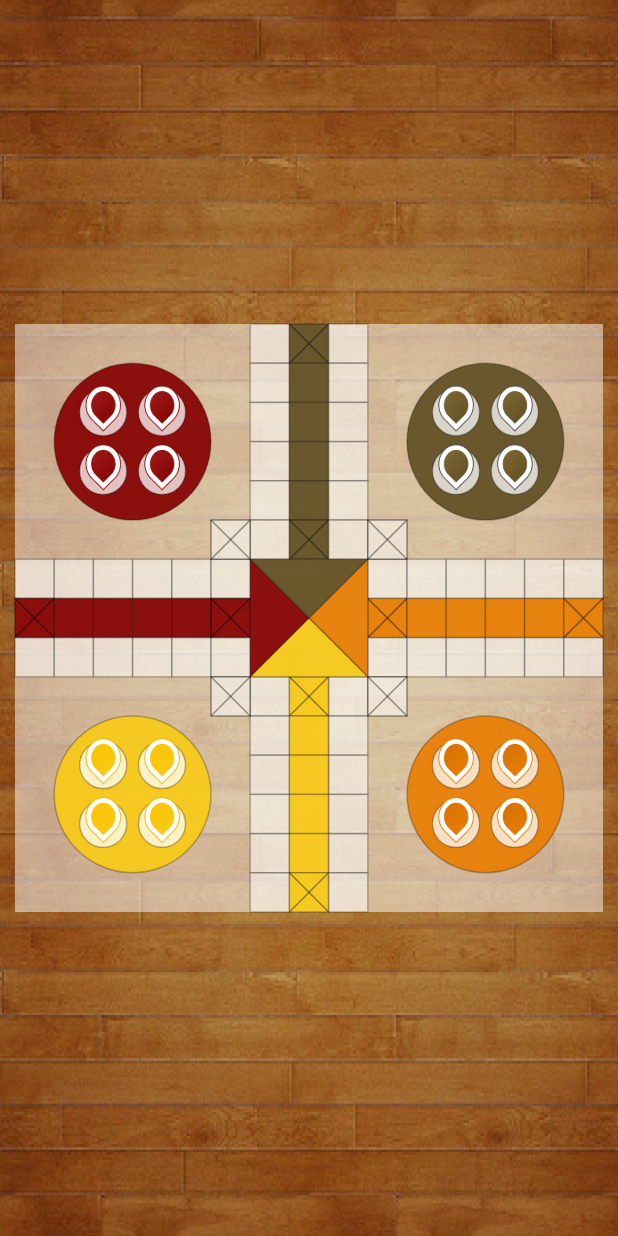
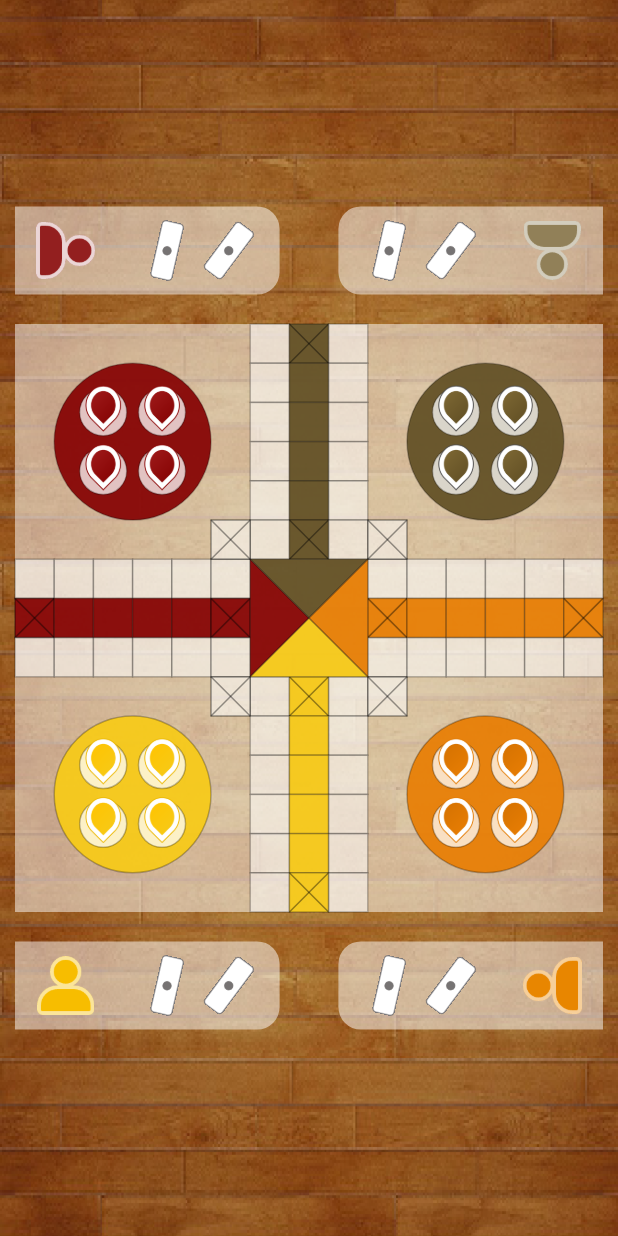
Before and after one commit to coder-selvarajan/thayam_flutter, a Flutter app: the screen it shows after launch, on a phone screen of 412 x 824 dp. Run offline on Flutter 3.47's test engine with Material 2 defaults, Android fonts, the phone set to English and light mode, and no system bars.

Commit message:
Setting up stage for all players and adding dices and rolling functionality

```diff
--- /dev/null
+++ b/lib/common.dart
@@ -0,0 +1,44 @@
+import 'tracks.dart';
+import 'constants.dart';
+
+class Common {
+  Tracks tracks = Tracks();
+
+  void initBoardSizes(double screenWidth, double screenHeight) {
+    if (screenWidth > screenHeight) {
+      bWidth = screenHeight - (screenHeight * 0.4);
+      bHeight = bWidth;
+    } else {
+      bWidth = screenWidth - 20;
+      bHeight = bWidth;
+    }
+
+    boardOffsetLeft = (screenWidth - bWidth) / 2;
+    boardOffsetTop = (screenHeight - bHeight) / 2;
+    bSquareWidth = bWidth / 15;
+
+    pawnWidth = bSquareWidth * 1.2;
+    pawnOffsetLeft = bSquareWidth * 0.1;
+    pawnOffsetTop = bSquareWidth * 0.3;
+
+    playerStageWidth = bWidth * 0.45;
+    playerStageHeight = bWidth * 0.15;
+    playerStageGap = bWidth * 0.05;
+
+    diceWidth = bSquareWidth * 1.5;
+    diceHeight = bSquareWidth;
+
+    initTracks();
+  }
+
+  Tracks initTracks() {
+    tracks.initializeTracks();
+
+    trackLeft = tracks.getLeftTrack(4);
+    trackTop = tracks.getTopTrack(4);
+    trackRight = tracks.getRightTrack(4);
+    trackBottom = tracks.getBottomTrack(1);
+
+    return tracks;
+  }
+}
--- a/lib/constants.dart
+++ b/lib/constants.dart
@@ -11,6 +11,13 @@ double pawnOffsetTop = 0.0;
 
 double boardOffsetLeft = 0;
 double boardOffsetTop = 0;
+
+double playerStageWidth = 0;
+double playerStageHeight = 0;
+double playerStageGap = 0;
+
+double diceWidth = 0;
+double diceHeight = 0;
 
 List<Spot> trackLeft = [];
 List<Spot> trackTop = [];
--- a/lib/screens/game.dart
+++ b/lib/screens/game.dart
@@ -1,14 +1,11 @@
 import 'package:ThayamGame/tracks.dart';
+import 'package:ThayamGame/widgets/playerArea.dart';
 import 'package:flutter/material.dart';
-import 'dart:ui' as ui;
-import 'package:flutter/services.dart' show rootBundle;
-import 'package:flutter/painting.dart' show decodeImageFromList;
+import '../common.dart';
 import '../constants.dart';
 import '../widgets/board.dart';
-import '../widgets/pawnPainter.dart';
-import '../widgets/pawns.dart';
+import '../widgets/pawnSet.dart';
 import '../tracks.dart';
-import '../widgets/pawn.dart';
 
 class Game extends StatefulWidget {
   @override
@@ -23,46 +20,14 @@ class _GameState extends State<Game> {
     super.initState();
   }
 
-  void initTracks() {
-    tracks.initializeTracks();
-
-    trackLeft = tracks.getLeftTrack(4);
-    trackTop = tracks.getTopTrack(4);
-    trackRight = tracks.getRightTrack(4);
-    trackBottom = tracks.getBottomTrack(1);
-  }
-
-  Size getBoardSize(BuildContext context) {
-    return Size(10, 10);
-  }
-
-  void initBoardSizes(double screenWidth, double screenHeight) {
-    if (screenWidth > screenHeight) {
-      bWidth = screenHeight - (screenHeight * 0.25);
-      bHeight = bWidth;
-    } else {
-      bWidth = screenWidth - 20;
-      bHeight = bWidth;
-    }
-
-    boardOffsetLeft = (screenWidth - bWidth) / 2;
-    boardOffsetTop = (screenHeight - bHeight) / 2;
-    bSquareWidth = bWidth / 15;
-
-    pawnWidth = bSquareWidth * 1.2;
-    pawnOffsetLeft = bSquareWidth * 0.1;
-    pawnOffsetTop = bSquareWidth * 0.3;
-
-    initTracks();
-  }
-
   // This widget is the root of your application.
   @override
   Widget build(BuildContext context) {
-    initBoardSizes(
+    Common().initBoardSizes(
       MediaQuery.of(context).size.width,
       MediaQuery.of(context).size.height,
     );
+    tracks = Common().initTracks();
 
     print('Game build called');
 
@@ -81,13 +46,13 @@ class _GameState extends State<Game> {
           height: double.infinity,
           child: Stack(
             alignment: Alignment.topLeft,
-//            overflow: Overflow.visible,
+            overflow: Overflow.visible,
             children: <Widget>[
               CustomPaint(
-                //size: getBoardSize(context),
                 painter: Board(),
               ),
-              Pawns(),
+              PawnSet(),
+              PlayerArea(),
             ],
           ),
         ),
--- /dev/null
+++ b/lib/widgets/dice.dart
@@ -0,0 +1,60 @@
+import 'package:flutter/material.dart';
+import 'dart:math';
+import '../constants.dart';
+
+class Dice extends StatefulWidget {
+  @override
+  _DiceState createState() => _DiceState();
+}
+
+class _DiceState extends State<Dice> {
+  int diceOneIndex = 1;
+  int diceTwoIndex = 1;
+  double diceOneAngle = 0.28;
+  double diceTwoAngle = 0.27;
+
+  diceClick() {
+    setState(() {
+      rollTheDice();
+    });
+  }
+
+  void rollTheDice() {
+    diceOneIndex = Random().nextInt(4);
+    diceTwoIndex = Random().nextInt(4);
+    diceOneAngle = (Random().nextInt(99) + 1) / 100;
+    diceTwoAngle = (Random().nextInt(99) + 1) / 100;
+  }
+
+  @override
+  Widget build(BuildContext context) {
+//    rollTheDice();
+
+    return GestureDetector(
+      onTap: diceClick,
+      child: Row(
+        children: [
+          Transform.rotate(
+            angle: pi / diceOneAngle,
+            child: Container(
+              width: diceWidth,
+              height: diceHeight,
+              child: Image.asset('assets/images/dice$diceOneIndex.png'),
+            ),
+          ),
+          SizedBox(
+            width: 2,
+          ),
+          Transform.rotate(
+            angle: pi / diceTwoAngle,
+            child: Container(
+              width: diceWidth,
+              height: diceHeight,
+              child: Image.asset('assets/images/dice$diceTwoIndex.png'),
+            ),
+          ),
+        ],
+      ),
+    );
+  }
+}
--- a/lib/widgets/pawns.dart
+++ b/lib/widgets/pawnSet.dart
@@ -8,12 +8,12 @@ import '../constants.dart';
 import 'pawnPainter.dart';
 import 'dart:ui' as ui;
 
-class Pawns extends StatefulWidget {
+class PawnSet extends StatefulWidget {
   @override
-  _PawnsState createState() => _PawnsState();
+  _PawnSetState createState() => _PawnSetState();
 }
 
-class _PawnsState extends State<Pawns> with TickerProviderStateMixin {
+class _PawnSetState extends State<PawnSet> with TickerProviderStateMixin {
   Tracks tracks = Tracks();
 
   @override
--- /dev/null
+++ b/lib/widgets/playerArea.dart
@@ -0,0 +1,45 @@
+import 'package:flutter/material.dart';
+import 'playerBox.dart';
+import '../constants.dart';
+
+class PlayerArea extends StatelessWidget {
+  @override
+  Widget build(BuildContext context) {
+    return Stack(
+      children: [
+        Positioned(
+          left: boardOffsetLeft,
+          top: boardOffsetTop - playerStageHeight - playerStageGap,
+          child: PlayerBox(
+            stageSide: 'left',
+            playerImage: 'player-maroon',
+          ),
+        ),
+        Positioned(
+          left: boardOffsetLeft,
+          top: boardOffsetTop + bHeight + playerStageGap,
+          child: PlayerBox(
+            stageSide: 'left',
+            playerImage: 'player-yellow',
+          ),
+        ),
+        Positioned(
+          left: boardOffsetLeft + bWidth - playerStageWidth,
+          top: boardOffsetTop - playerStageHeight - playerStageGap,
+          child: PlayerBox(
+            stageSide: 'right',
+            playerImage: 'player-dark',
+          ),
+        ),
+        Positioned(
+          left: boardOffsetLeft + bWidth - playerStageWidth,
+          top: boardOffsetTop + bHeight + playerStageGap,
+          child: PlayerBox(
+            stageSide: 'right',
+            playerImage: 'player-orange',
+          ),
+        ),
+      ],
+    );
+  }
+}
--- /dev/null
+++ b/lib/widgets/playerBox.dart
@@ -0,0 +1,80 @@
+import 'package:ThayamGame/constants.dart';
+import 'package:flutter/material.dart';
+
+import 'dice.dart';
+
+class PlayerBox extends StatefulWidget {
+  PlayerBox({Key key, this.stageSide, this.playerImage}) : super(key: key);
+
+  final String stageSide;
+  final String playerImage;
+  @override
+  _PlayerBoxState createState() => _PlayerBoxState();
+}
+
+class _PlayerBoxState extends State<PlayerBox> {
+  @override
+  Widget build(BuildContext context) {
+    if (widget.stageSide == 'left') {
+      return Container(
+        width: playerStageWidth,
+        height: playerStageHeight,
+        decoration: BoxDecoration(
+          color: Colors.white.withOpacity(0.5),
+          borderRadius: BorderRadius.only(
+            topRight: Radius.circular(15.0),
+            bottomRight: Radius.circular(15.0),
+          ),
+        ),
+        child: Row(
+          mainAxisAlignment: MainAxisAlignment.spaceAround,
+          children: [
+            PlayerIcon(
+              playerIconName: widget.playerImage,
+            ),
+            Dice(),
+          ],
+        ),
+      );
+    } else {
+      //right
+      return Container(
+        width: playerStageWidth,
+        height: playerStageHeight,
+        decoration: BoxDecoration(
+          color: Colors.white.withOpacity(0.5),
+          borderRadius: BorderRadius.only(
+            topLeft: Radius.circular(15.0),
+            bottomLeft: Radius.circular(15.0),
+          ),
+        ),
+        child: Row(
+          mainAxisAlignment: MainAxisAlignment.spaceAround,
+          children: [
+            Dice(),
+            PlayerIcon(
+              playerIconName: widget.playerImage,
+            ),
+          ],
+        ),
+      );
+    }
+  }
+}
+
+class PlayerIcon extends StatelessWidget {
+  const PlayerIcon({
+    Key key,
+    this.playerIconName,
+  }) : super(key: key);
+
+  final String playerIconName;
+  @override
+  Widget build(BuildContext context) {
+    return Container(
+      width: bSquareWidth * 1.5,
+      height: bSquareWidth * 1.5,
+      child: Image.asset('assets/images/$playerIconName.png'),
+    );
+  }
+}
```
Also changed, not shown: assets/images/dice0.png (added), assets/images/dice1.png (added), assets/images/dice2.png (added), assets/images/dice3.png (added), assets/images/player-dark.png (added), assets/images/player-maroon.png (added), assets/images/player-orange.png (added), assets/images/player-yellow.png (added).
